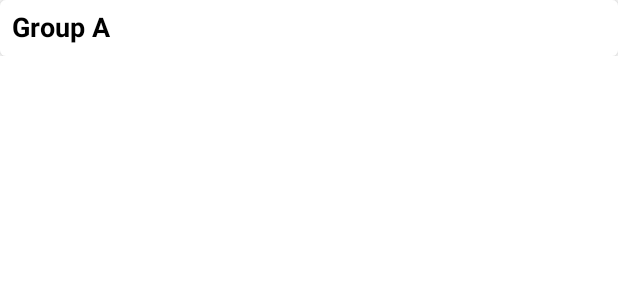
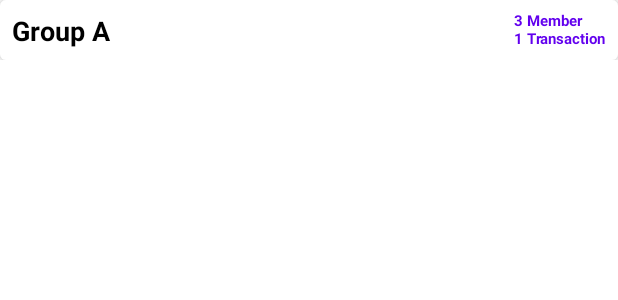
Before and after one commit to cloner93/Go-Dutch, an Android app built with Jetpack Compose: the @Preview function ListItemPreview, on a phone screen of 412 x 824 dp. Shown: the top 300 px of the screen. Run offline under Robolectric (Android 15) with nearby library versions, the phone set to English and light mode, and no system bars.

Commit message:
edit CreateGroupScreen and use fake data.

```diff
--- a/app/src/main/java/com/milad/go_dutch/MainActivity.kt
+++ b/app/src/main/java/com/milad/go_dutch/MainActivity.kt
@@ -27,8 +27,8 @@ class MainActivity : ComponentActivity() {
                 ) {
                     val navController = rememberNavController()
                     NavHost(navController = navController, startDestination = "group") {
-                        composable("group") { HomeScreen(navController,groupList) }
-                        composable("createGroup") { CreateGroupScreen(/*...*/) }
+                        composable("group") { HomeScreen(navController, groupList) }
+                        composable("createGroup") { CreateGroupScreen(navController) }
                     }
                 }
             }
--- a/app/src/main/java/com/milad/go_dutch/data/fakeData.kt
+++ b/app/src/main/java/com/milad/go_dutch/data/fakeData.kt
@@ -19,7 +19,7 @@ val transactionA = Transaction(
     ), TransactionType.EQUAL, payTypeAllUser
 )
 
-var groupA: Group = Group("Group A", listOf(transactionA))
+var groupA: Group = Group("Group A", allUser, listOf(transactionA))
 
 
 var groupList = mutableStateListOf<Group>()
--- a/app/src/main/java/com/milad/go_dutch/view/GroupsScreeen.kt
+++ b/app/src/main/java/com/milad/go_dutch/view/GroupsScreeen.kt
@@ -10,6 +10,7 @@ import androidx.compose.material.icons.Icons
 import androidx.compose.material.icons.filled.Add
 import androidx.compose.runtime.*
 import androidx.compose.runtime.snapshots.SnapshotStateList
+import androidx.compose.ui.Alignment
 import androidx.compose.ui.Modifier
 import androidx.compose.ui.text.font.FontWeight
 import androidx.compose.ui.text.style.TextAlign
@@ -74,7 +75,11 @@ private fun ListItem(group: Group) {
         modifier = Modifier.fillMaxWidth(),
         elevation = 4.dp
     ) {
-        Row(Modifier.padding(8.dp)) {
+        Row(
+            Modifier.padding(8.dp),
+            verticalAlignment = Alignment.Bottom,
+            horizontalArrangement = Arrangement.SpaceBetween
+        ) {
             Text(
                 text = group.name,
                 textAlign = TextAlign.Start,
@@ -83,6 +88,26 @@ private fun ListItem(group: Group) {
                 maxLines = 1,
                 overflow = TextOverflow.Ellipsis
             )
+            Column {
+                Text(
+                    text = "${group.members.size} Member",
+                    textAlign = TextAlign.Start,
+                    fontSize = 10.sp,
+                    color = MaterialTheme.colors.primary,
+                    fontWeight = FontWeight.Bold,
+                    maxLines = 1,
+                    overflow = TextOverflow.Ellipsis
+                )
+                Text(
+                    text = "${group.transactions.size} Transaction",
+                    textAlign = TextAlign.Start,
+                    fontSize = 10.sp,
+                    color = MaterialTheme.colors.primary,
+                    fontWeight = FontWeight.Bold,
+                    maxLines = 1,
+                    overflow = TextOverflow.Ellipsis
+                )
+            }
         }
     }
 }
--- a/logic/core/src/main/java/com/milad/core/data/DataClass.kt
+++ b/logic/core/src/main/java/com/milad/core/data/DataClass.kt
@@ -6,6 +6,7 @@ enum class TransactionType {
 }
 data class Group(
     val name: String,
+    val members: List<Debtor>,
     val transactions:List<Transaction>
 )
 
```
Also changed, not shown: app/src/main/java/com/milad/go_dutch/view/CreateGroupScrean.kt (+74 -42 lines).
